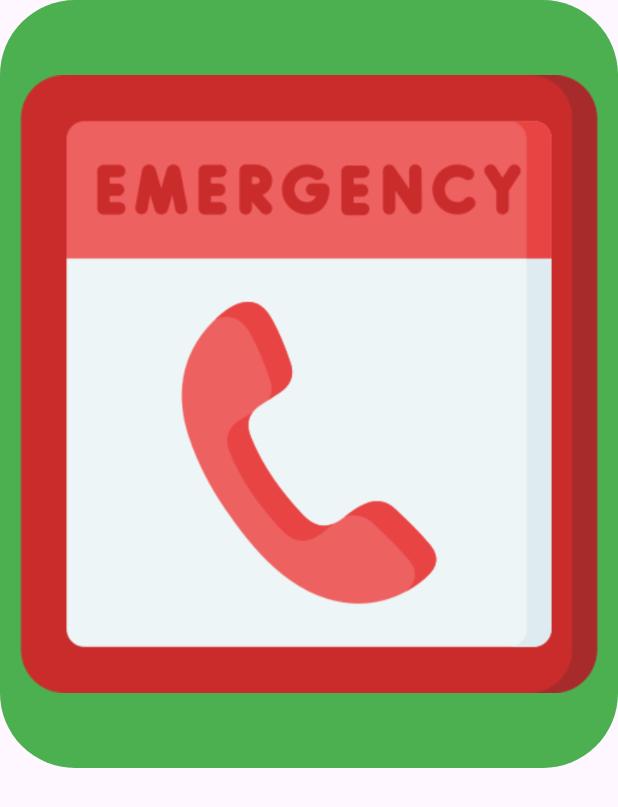
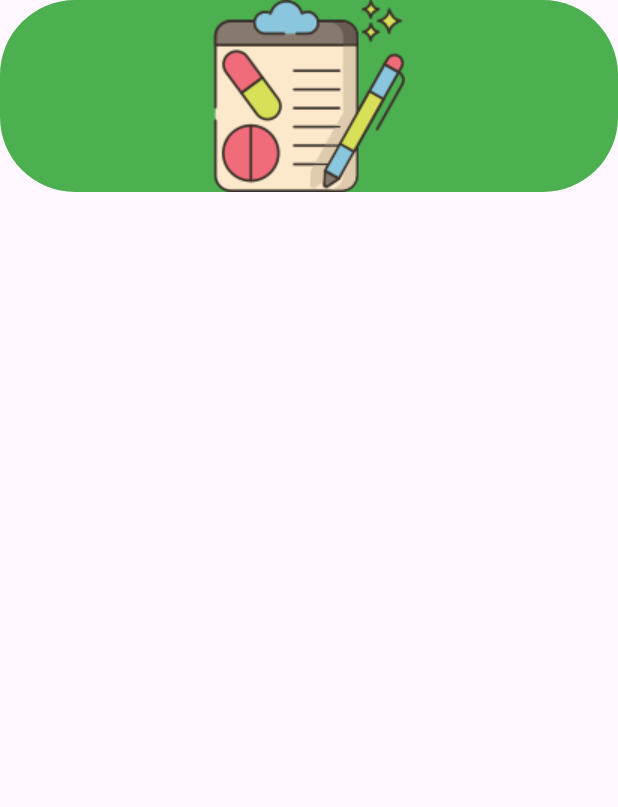
Before and after one commit to la9lou9/android, an Android app: the layout custom_button.xml on its own in the app's theme, with its tools: preview values and no code run, on a phone screen of 412 x 824 dp. Shown: the top 807 px of the screen. Run offline under Robolectric (Android 15) with nearby library versions, the phone set to English and light mode, and no system bars.

Commit message:
main activity

```diff
--- a/app/src/main/res/layout/custom_button.xml
+++ b/app/src/main/res/layout/custom_button.xml
@@ -9,7 +9,7 @@
         android:layout_width="wrap_content"
         android:layout_height="wrap_content"
         android:layout_gravity="center"
-        android:src="@drawable/urgent" /> <!-- Your image drawable -->
+        android:src="@drawable/ordonnance" /> <!-- Your image drawable -->
 
 
 </FrameLayout>
```
Also changed, not shown: app/src/main/res/drawable/home.jpg (added).
